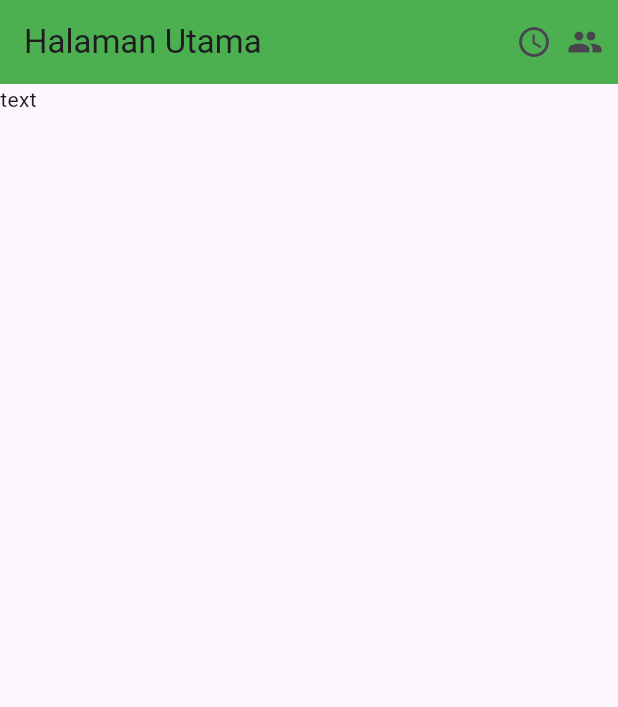
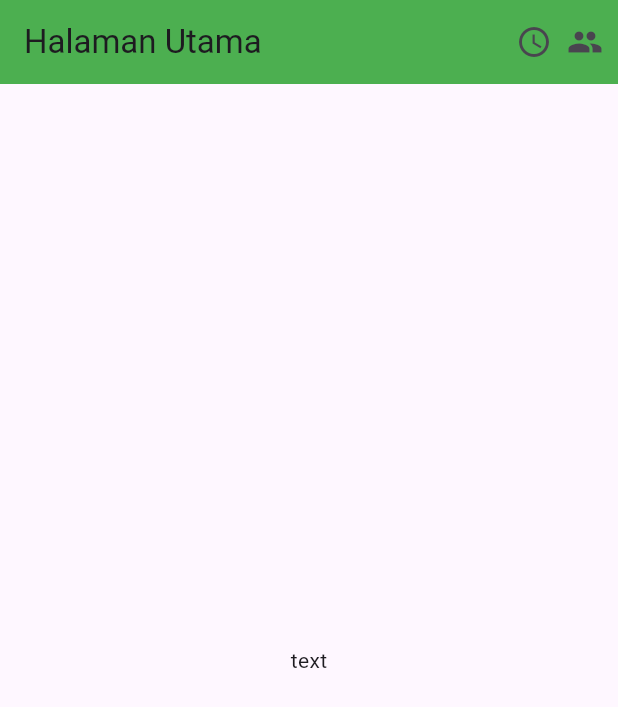
Before and after one commit to AbdulReyza/tugas_week_5_1123150072, a Flutter app: the screen it shows after launch, on a phone screen of 412 x 824 dp. Shown: the top 707 px of the screen. Run offline on Flutter 3.47's test engine with Material 3 defaults, Android fonts, the phone set to English and light mode, and no system bars.

Commit message:
tamabah margin dan tengahin text

```diff
--- a/lib/main.dart
+++ b/lib/main.dart
@@ -34,9 +34,10 @@ class Home extends StatelessWidget {
               backgroundColor: Colors.green,
             ),
             body: Container(
-              child: SingleChildScrollView(
-                child: Text("text"),
-              ),
+              margin: EdgeInsets.all(100),
+              alignment: Alignment.center,
+              child:Text('text'),
+
             ),
           );
   }
```
